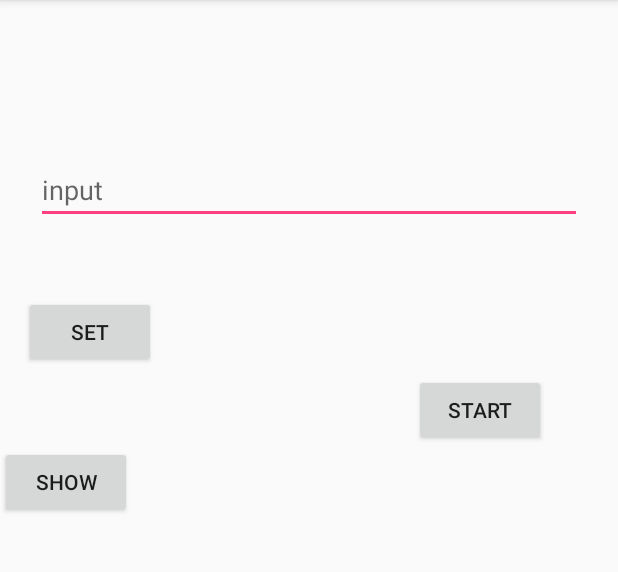
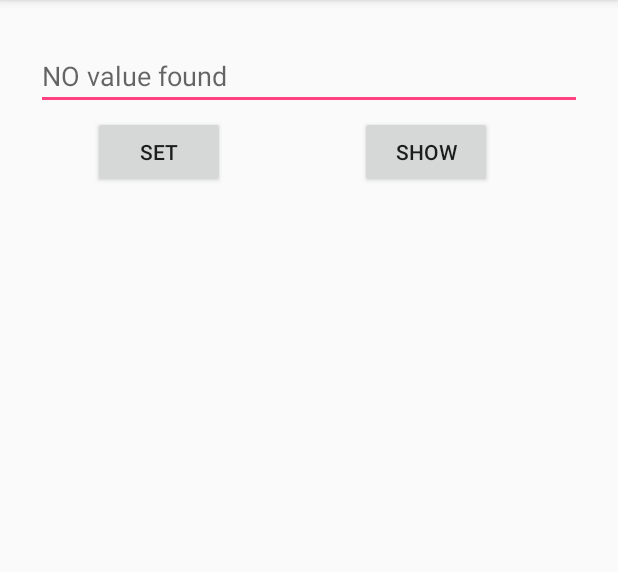
Before and after one commit to mj0822/Android-App-Industrial-project, an Android app: the ControlActivity screen opened directly, with no data from a screen before it, after a tap on "SET", on a phone screen of 412 x 824 dp, the part 84-656 px from its top. Run offline under Robolectric (Android 15) with nearby library versions, the phone set to English and light mode, and no system bars; 5 statements that could not run were skipped; 1 other tap on this screen came first.

Commit message:
NullPntrException in fetching value

```diff
--- a/app/src/main/res/layout/control_layout.xml
+++ b/app/src/main/res/layout/control_layout.xml
@@ -10,7 +10,7 @@
         android:layout_width="match_parent"
         android:layout_height="wrap_content"
         android:layout_marginLeft="24dp"
-        android:layout_marginTop="104dp"
+        android:layout_marginTop="28dp"
         android:layout_marginRight="24dp"
         android:hint="input"
         android:inputType="text"
@@ -20,55 +20,37 @@
         app:layout_constraintTop_toTopOf="parent" />
 
     <Button
+        android:id="@+id/show_info"
+        android:layout_width="wrap_content"
+        android:layout_height="wrap_content"
+        android:layout_marginTop="4dp"
+        android:layout_marginRight="84dp"
+        android:text="SHOW"
+        app:layout_constraintRight_toRightOf="parent"
+        app:layout_constraintTop_toBottomOf="@+id/input" />
+
+    <Button
         android:id="@+id/set_button"
         android:layout_width="wrap_content"
         android:layout_height="wrap_content"
-        android:layout_marginTop="48dp"
-        android:text="Set"
-        app:layout_constraintHorizontal_bias="0.049"
+        android:layout_marginLeft="8dp"
+        android:layout_marginTop="4dp"
+        android:layout_marginRight="8dp"
+        android:text="SET"
+        app:layout_constraintHorizontal_bias="0.175"
         app:layout_constraintLeft_toLeftOf="parent"
         app:layout_constraintRight_toRightOf="parent"
         app:layout_constraintTop_toBottomOf="@+id/input" />
 
-    <Button
-        android:id="@+id/Start"
-        android:layout_width="wrap_content"
-        android:layout_height="wrap_content"
-        android:layout_marginTop="4dp"
-        android:text="Start"
-        app:layout_constraintHorizontal_bias="0.851"
-        app:layout_constraintLeft_toLeftOf="parent"
-        app:layout_constraintRight_toRightOf="parent"
-        app:layout_constraintTop_toBottomOf="@+id/set_button" />
-
-    <Button
-        android:id="@+id/show_info"
-        android:layout_width="wrap_content"
-        android:layout_height="wrap_content"
-        android:text="SHOW"
-        app:layout_constraintBottom_toBottomOf="parent"
-        app:layout_constraintTop_toBottomOf="@+id/Start"
-        app:layout_constraintVertical_bias="0.0"
-        tools:ignore="MissingConstraints"
-        tools:layout_editor_absoluteX="120dp" />
-
-    <TextView
-        android:id="@+id/Text"
-        android:layout_width="match_parent"
-        android:layout_height="wrap_content"
-        app:layout_constraintBottom_toBottomOf="parent"
-        app:layout_constraintTop_toBottomOf="@+id/show_info"
-        app:layout_constraintVertical_bias="0.098"
-        tools:ignore="MissingConstraints"
-        tools:layout_editor_absoluteX="0dp" />
 
     <ListView
         android:id="@+id/listView"
         android:layout_width="fill_parent"
         android:layout_height="wrap_content"
-        android:layout_below="@id/Text"
-        app:layout_constraintTop_toBottomOf="@id/Text"
+        app:layout_constraintBottom_toBottomOf="parent"
+        app:layout_constraintTop_toBottomOf="@id/show_info"
+        app:layout_constraintVertical_bias="0.0"
+        tools:ignore="MissingConstraints"
 
-         />
-
+        tools:layout_editor_absoluteX="0dp" />
 </android.support.constraint.ConstraintLayout>
```
Also changed, not shown: app/src/main/java/com/appsinthesky/bluetoothtutorial/ControlActivity.kt (+66 -29 lines).
